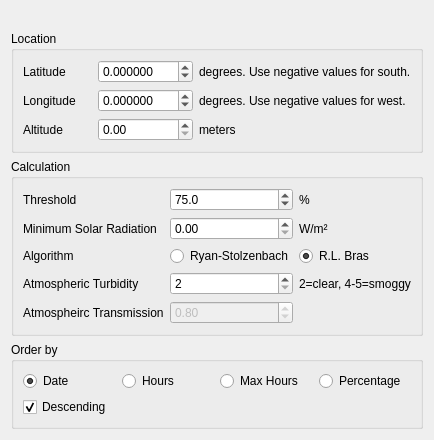
Qt form desktop/reporting/reports/sunshine_hours/criteria.ui (davidrg/zxweather) before a commit.
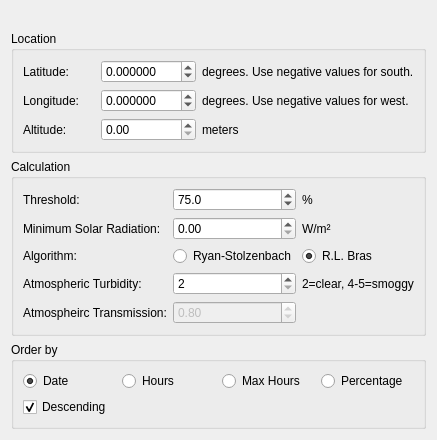
The same form after that commit.

Commit message: desktop: Fix inconsistent use of colons in field labels

What changed in the file:
```diff
--- a/desktop/reporting/reports/sunshine_hours/criteria.ui
+++ b/desktop/reporting/reports/sunshine_hours/criteria.ui
@@ -62,7 +62,7 @@
       <item row="1" column="0">
        <widget class="QLabel" name="label_2">
         <property name="text">
-         <string>Longitude</string>
+         <string>Longitude:</string>
         </property>
        </widget>
       </item>
@@ -76,7 +76,7 @@
       <item row="0" column="0">
        <widget class="QLabel" name="label">
         <property name="text">
-         <string>Latitude</string>
+         <string>Latitude:</string>
         </property>
        </widget>
       </item>
@@ -90,7 +90,7 @@
       <item row="2" column="0">
        <widget class="QLabel" name="label_7">
         <property name="text">
-         <string>Altitude</string>
+         <string>Altitude:</string>
         </property>
        </widget>
       </item>
@@ -120,7 +120,7 @@
       <item row="0" column="0">
        <widget class="QLabel" name="label_10">
         <property name="text">
-         <string>Threshold</string>
+         <string>Threshold:</string>
         </property>
        </widget>
       </item>
@@ -170,14 +170,14 @@
       <item row="2" column="0">
        <widget class="QLabel" name="label_12">
         <property name="text">
-         <string>Algorithm</string>
+         <string>Algorithm:</string>
         </property>
        </widget>
       </item>
       <item row="3" column="0">
        <widget class="QLabel" name="label_13">
         <property name="text">
-         <string>Atmospheric Turbidity</string>
+         <string>Atmospheric Turbidity:</string>
         </property>
        </widget>
       </item>
@@ -232,14 +232,14 @@
       <item row="4" column="0">
        <widget class="QLabel" name="label_15">
         <property name="text">
-         <string>Atmospheirc Transmission</string>
+         <string>Atmospheirc Transmission:</string>
         </property>
        </widget>
       </item>
       <item row="1" column="0">
        <widget class="QLabel" name="label_5">
         <property name="text">
-         <string>Minimum Solar Radiation</string>
+         <string>Minimum Solar Radiation:</string>
         </property>
        </widget>
       </item>
```
The commit also changes 7 other files.
